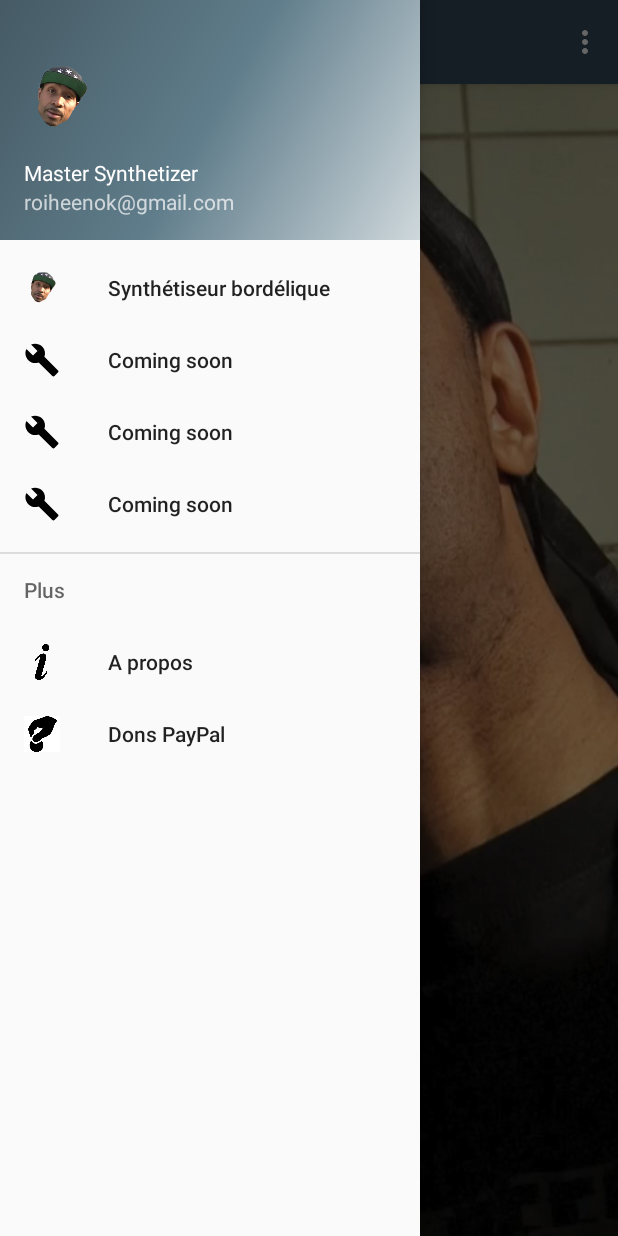
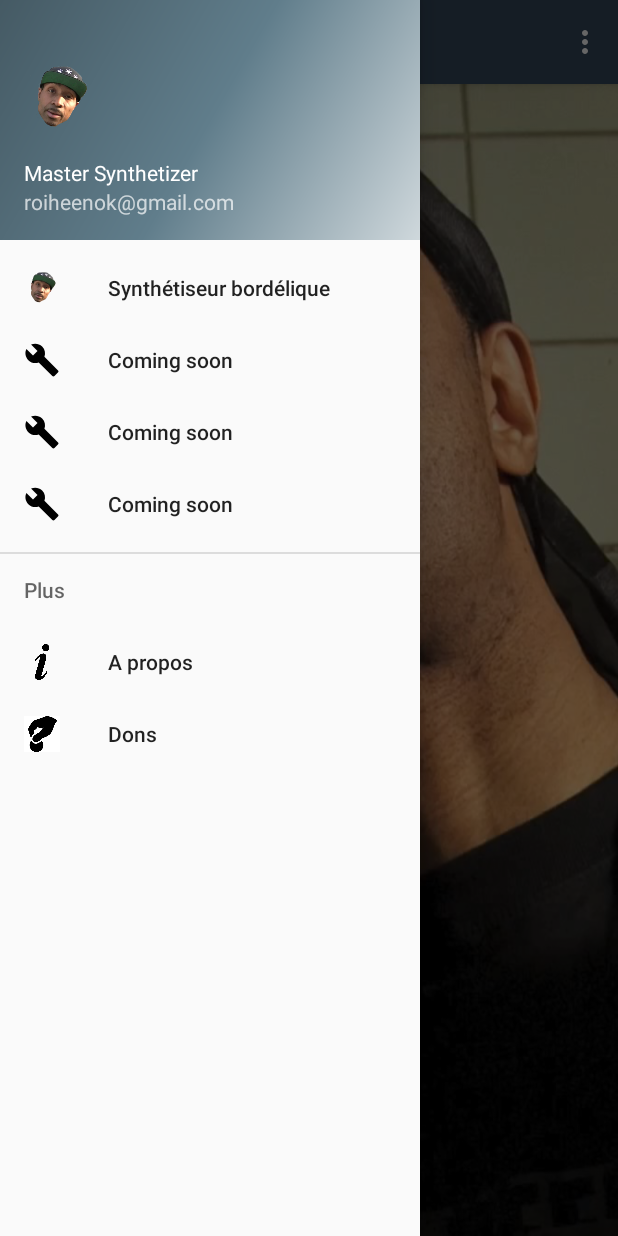
Before and after one commit to SebastienBenazet/MasterSynthetizer, an Android app: the screen it shows after launch (MainActivity), with the side drawer open, on a phone screen of 412 x 824 dp. Run offline under Robolectric (Android 15) with nearby library versions, the phone set to English and light mode, and no system bars; our stand-ins replace AdMob.

Commit message:
Removed Paypal donation.

```diff
--- a/app/build.gradle
+++ b/app/build.gradle
@@ -31,6 +31,4 @@ dependencies {
 }
 
 
-
-
 apply plugin: 'com.google.gms.google-services'
--- a/app/src/main/java/com/kitbass/mastersynthetizer/MainActivity.java
+++ b/app/src/main/java/com/kitbass/mastersynthetizer/MainActivity.java
@@ -114,10 +114,7 @@ public class MainActivity extends AppCompatActivity
             Intent intent = new Intent(MainActivity.this, AboutActivity.class);
             startActivity(intent);
         } else if (id == R.id.nav_donate) {
-            String donateUrl = "https://www.paypal.me/SebastienBenazet";
-            Intent i = new Intent(Intent.ACTION_VIEW);
-            i.setData(Uri.parse(donateUrl));
-            startActivity(i);
+            Toast.makeText(getApplicationContext(), "Coming soon !", Toast.LENGTH_SHORT).show();
         }
 
         DrawerLayout drawer = (DrawerLayout) findViewById(R.id.drawer_layout);
--- a/app/src/main/res/values/strings.xml
+++ b/app/src/main/res/values/strings.xml
@@ -15,7 +15,7 @@
     <string name="nav_heenok_menu">Synthétiseur bordélique</string>
     <string name="nav_skill_menu">Synthétiseur de skill</string>
     <string name="about">A propos</string>
-    <string name="donate">Dons PayPal</string>
+    <string name="donate">Dons</string>
 
     <!-- Main -->
     <string name="main_title">TEST</string>
```
